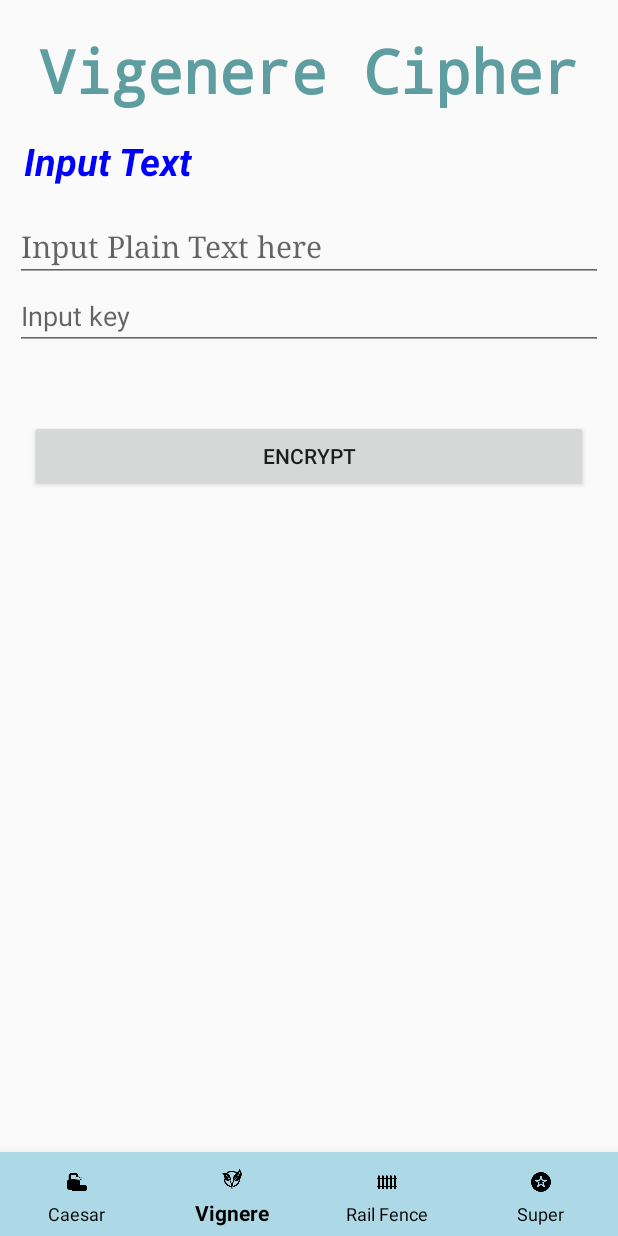
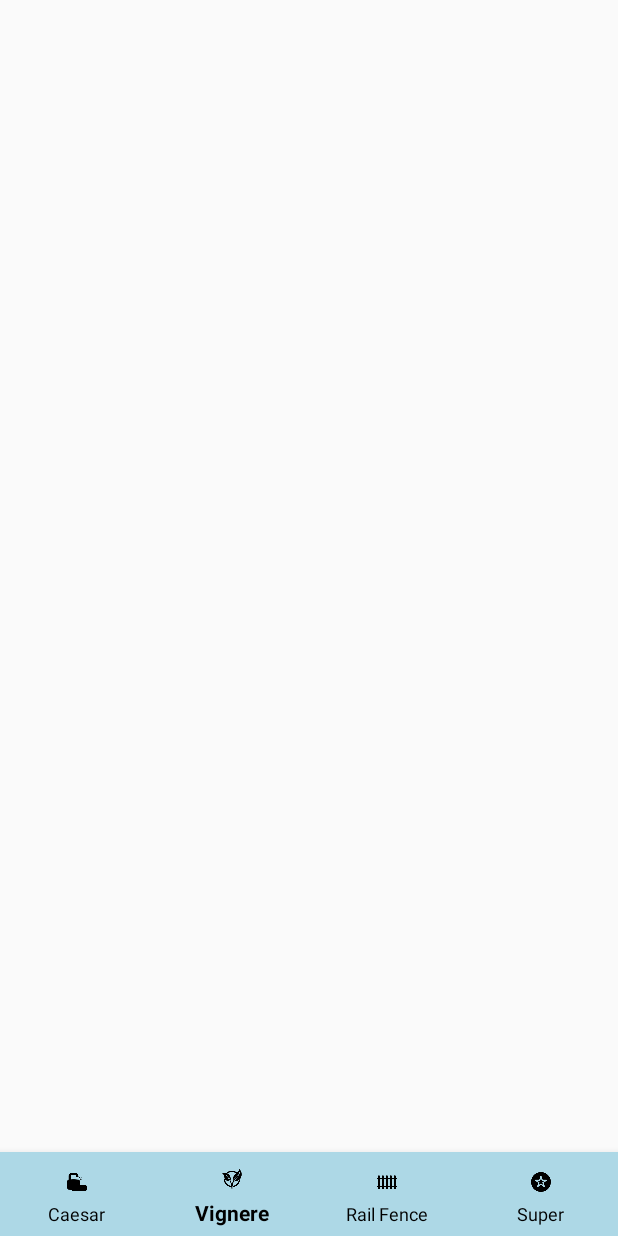
Before and after one commit to krisnasirait/Cryptography-App, an Android app: the VignereCipherFragment screen opened through its navigation route, on a phone screen of 412 x 824 dp. Run offline under Robolectric (Android 15) with nearby library versions, the phone set to English and light mode, and no system bars; our stand-ins replace navigation-ui.

Commit message:
changes for vignere to aes

```diff
--- a/app/src/main/java/com/kingtech/cryptography/CaesarCipherFragment.kt
+++ b/app/src/main/java/com/kingtech/cryptography/fragment/CaesarCipherFragment.kt
@@ -1,4 +1,4 @@
-package com.kingtech.cryptography
+package com.kingtech.cryptography.fragment
 
 import android.annotation.SuppressLint
 import android.os.Bundle
--- a/app/src/main/java/com/kingtech/cryptography/RailFenceCipherFragment.kt
+++ b/app/src/main/java/com/kingtech/cryptography/fragment/RailFenceCipherFragment.kt
@@ -1,10 +1,11 @@
-package com.kingtech.cryptography
+package com.kingtech.cryptography.fragment
 
 import android.os.Bundle
 import androidx.fragment.app.Fragment
 import android.view.LayoutInflater
 import android.view.View
 import android.view.ViewGroup
+import com.kingtech.cryptography.R
 
 class RailFenceCipherFragment : Fragment() {
     override fun onCreateView(
--- a/app/src/main/java/com/kingtech/cryptography/VignereCipherFragment.kt
+++ b/app/src/main/java/com/kingtech/cryptography/fragment/VignereCipherFragment.kt
@@ -1,4 +1,4 @@
-package com.kingtech.cryptography
+package com.kingtech.cryptography.fragment
 
 import android.os.Bundle
 import android.util.Log
--- a/app/src/main/res/layout/fragment_caesar_cipher.xml
+++ b/app/src/main/res/layout/fragment_caesar_cipher.xml
@@ -6,7 +6,7 @@
     android:orientation="vertical"
     android:layout_gravity="center_horizontal"
     xmlns:app="http://schemas.android.com/apk/res-auto"
-    tools:context=".CaesarCipherFragment"
+    tools:context=".fragment.CaesarCipherFragment"
     android:layout_margin="10dp">
 
 
--- a/app/src/main/res/layout/fragment_rail_fence_cipher.xml
+++ b/app/src/main/res/layout/fragment_rail_fence_cipher.xml
@@ -3,7 +3,7 @@
     xmlns:tools="http://schemas.android.com/tools"
     android:layout_width="match_parent"
     android:layout_height="match_parent"
-    tools:context=".RailFenceCipherFragment">
+    tools:context=".fragment.RailFenceCipherFragment">
 
     <!-- TODO: Update blank fragment layout -->
     <TextView
--- a/app/src/main/res/layout/fragment_vignere_cipher.xml
+++ b/app/src/main/res/layout/fragment_vignere_cipher.xml
@@ -4,79 +4,8 @@
     android:layout_width="match_parent"
     android:layout_height="match_parent"
     xmlns:app="http://schemas.android.com/apk/res-auto"
-    tools:context=".VignereCipherFragment"
-    android:orientation="vertical"
-    android:layout_gravity="center_horizontal"
-    android:layout_margin="10dp">
+    tools:context=".fragment.VignereCipherFragment">
 
-    <TextView
-        android:id="@+id/titleAlgorithm"
-        android:layout_width="wrap_content"
-        android:layout_height="wrap_content"
-        android:typeface="monospace"
-        android:layout_marginTop="10dp"
-        android:text="Vigenere Cipher"
-        android:textColor="@color/cadet_blue"
-        android:textSize="40sp"
-        android:textStyle="bold"
-        app:layout_constraintTop_toTopOf="parent"
-        app:layout_constraintStart_toStartOf="parent"
-        app:layout_constraintEnd_toEndOf="parent"/>
 
-    <TextView
-        android:id="@+id/tvInputText"
-        android:layout_width="wrap_content"
-        android:layout_height="wrap_content"
-        android:layout_marginTop="10dp"
-        android:padding="6dp"
-        android:text="Input Text"
-        android:textColor="@color/blue"
-        android:textSize="25sp"
-        android:textStyle="italic|bold"
-        app:layout_constraintTop_toBottomOf="@id/titleAlgorithm"
-        app:layout_constraintStart_toStartOf="parent"/>
-
-    <EditText
-        android:id="@+id/text_plain"
-        android:layout_width="match_parent"
-        android:layout_height="0dp"
-        android:layout_marginTop="10dp"
-        android:typeface="serif"
-        android:gravity="start"
-        android:hint="Input Plain Text here"
-        android:importantForAutofill="no"
-        android:inputType="textMultiLine|textNoSuggestions"
-        android:textSize="20sp"
-        app:layout_constraintTop_toBottomOf="@id/tvInputText"/>
-
-    <EditText
-        android:id="@+id/etKey"
-        android:layout_width="match_parent"
-        android:layout_height="wrap_content"
-        android:hint="Input key"
-        app:layout_constraintTop_toBottomOf="@id/text_plain"/>
-
-    <TextView
-        android:id="@+id/textEncrypted"
-        android:layout_width="match_parent"
-        android:layout_height="0dp"
-        android:layout_marginTop="10dp"
-        android:layout_weight="0.2"
-        android:typeface="serif"
-        android:inputType="textMultiLine|textNoSuggestions"
-        android:textColor="@color/black"
-        android:textSize="20sp"
-        tools:ignore="TextViewEdits"
-        app:layout_constraintTop_toBottomOf="@id/etKey"/>
-
-    <Button
-        android:id="@+id/btnEncrypt"
-        android:layout_width="match_parent"
-        android:layout_height="wrap_content"
-        android:layout_margin="10dp"
-        android:layout_marginBottom="56dp"
-        android:text="Encrypt"
-       app:layout_constraintTop_toBottomOf="@id/textEncrypted"
-        />
 
 </androidx.constraintlayout.widget.ConstraintLayout>
--- a/app/src/main/res/navigation/mobile_navigation.xml
+++ b/app/src/main/res/navigation/mobile_navigation.xml
@@ -6,17 +6,17 @@
     app:startDestination="@id/navigationCaesar">
     <fragment
         android:id="@+id/navigationCaesar"
-        android:name="com.kingtech.cryptography.CaesarCipherFragment"
+        android:name="com.kingtech.cryptography.fragment.CaesarCipherFragment"
         android:label="Caesar"
         tools:layout="@layout/fragment_caesar_cipher" />
     <fragment
         android:id="@+id/navigationVignere"
-        android:name="com.kingtech.cryptography.VignereCipherFragment"
+        android:name="com.kingtech.cryptography.fragment.VignereCipherFragment"
         android:label="Vignere"
         tools:layout="@layout/fragment_vignere_cipher" />
     <fragment
         android:id="@+id/navigationRailFence"
-        android:name="com.kingtech.cryptography.RailFenceCipherFragment"
+        android:name="com.kingtech.cryptography.fragment.RailFenceCipherFragment"
         android:label="Rail Fence"
         tools:layout="@layout/fragment_rail_fence_cipher" />
     <fragment
```
Also changed, not shown: app/src/main/res/drawable/ic_baseline_content_copy_24.xml (added, +10 -0 lines), app/src/main/res/drawable/ic_baseline_key_24.xml (added, +10 -0 lines), app/src/main/res/drawable/ic_baseline_text_snippet_24.xml (added, +10 -0 lines).
